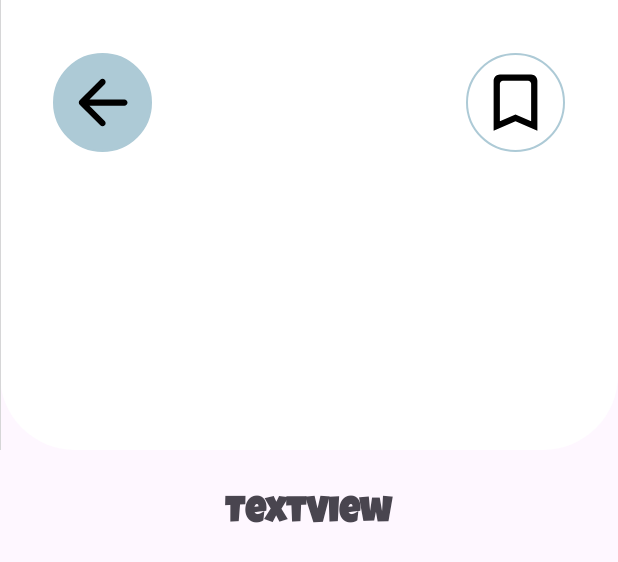
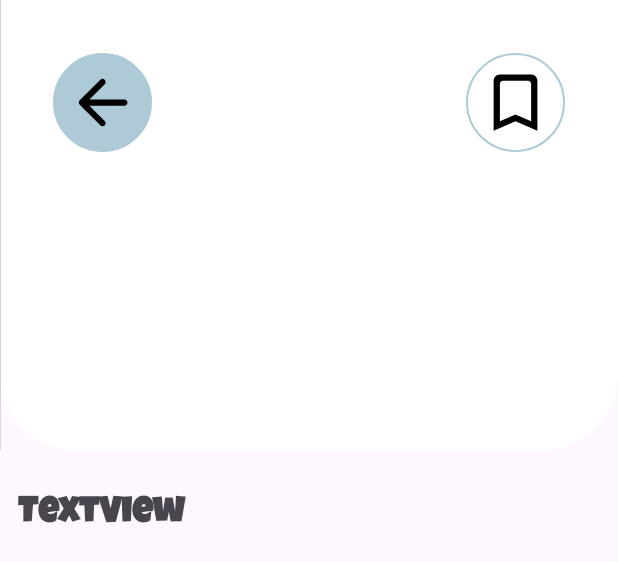
Before and after one commit to kdbrian/Recycle, an Android app: the layout fragment_view_blog_screen.xml on its own in the app's theme, with its tools: preview values and no code run, on a phone screen of 412 x 824 dp. Shown: the top 562 px of the screen. Run offline under Robolectric (Android 15) with nearby library versions, the phone set to English and light mode, and no system bars.

```diff
--- a/app/src/main/AndroidManifest.xml
+++ b/app/src/main/AndroidManifest.xml
@@ -5,6 +5,7 @@
     <uses-permission android:name="android.permission.INTERNET" />
 
     <application
+        android:name=".App"
         android:allowBackup="true"
         android:dataExtractionRules="@xml/data_extraction_rules"
         android:fullBackupContent="@xml/backup_rules"
--- a/app/src/main/java/io/github/junrdev/recycler/domain/local/repo/BlogPostCacheDao.kt
+++ b/app/src/main/java/io/github/junrdev/recycler/domain/local/repo/BlogPostCacheDao.kt
@@ -12,6 +12,9 @@ interface BlogPostCacheDao {
     @Query("SELECT * FROM blogpostitem")
     suspend fun getBlogs(): List<BlogPostItem>
 
+    @Query("SELECT * FROM blogpostitem WHERE id =:blogPostItemId LIMIT 1")
+    suspend fun getFromCacheById(blogPostItemId: String) : BlogPostItem?
+
     @Insert
     suspend fun addBlog(blogPostItem: BlogPostItem)
 
@@ -25,6 +28,8 @@ interface BlogPostCacheDao {
 
 interface BlogPostCacheRepository {
 
+    suspend fun checkInCacheById(blogPostItemId: String) : Boolean
+
     suspend fun getBlogs(): List<BlogPostItem>
 
     suspend fun addBlog(blogPostItem: BlogPostItem)
--- a/app/src/main/java/io/github/junrdev/recycler/domain/model/BlogPostItem.kt
+++ b/app/src/main/java/io/github/junrdev/recycler/domain/model/BlogPostItem.kt
@@ -3,7 +3,6 @@ package io.github.junrdev.recycler.domain.model
 import android.os.Parcelable
 import androidx.room.Entity
 import androidx.room.PrimaryKey
-import com.google.android.material.bottomsheet.BottomSheetBehavior.StableState
 import kotlinx.parcelize.Parcelize
 import java.time.LocalDateTime
 import java.util.UUID
@@ -11,7 +10,7 @@ import java.util.UUID
 
 @Entity
 @Parcelize
-data class BlogPostItem(
+open class BlogPostItem(
     @PrimaryKey val id: String = UUID.randomUUID().toString(),
     val title: String = "",
     val topic: String = "",
--- a/app/src/main/res/layout/fragment_view_blog_screen.xml
+++ b/app/src/main/res/layout/fragment_view_blog_screen.xml
@@ -1,5 +1,7 @@
 <?xml version="1.0" encoding="utf-8"?>
-<layout>
+<layout xmlns:android="http://schemas.android.com/apk/res/android"
+    xmlns:app="http://schemas.android.com/apk/res-auto"
+    xmlns:tools="http://schemas.android.com/tools">
 
     <data>
         <variable
@@ -7,9 +9,11 @@
             type="io.github.junrdev.recycler.domain.model.BlogPostItem" />
     </data>
 
-    <androidx.constraintlayout.widget.ConstraintLayout xmlns:android="http://schemas.android.com/apk/res/android"
-        xmlns:app="http://schemas.android.com/apk/res-auto"
-        xmlns:tools="http://schemas.android.com/tools"
+    <androidx.core.widget.NestedScrollView
+        android:layout_width="match_parent"
+        android:layout_height="match_parent">
+
+        <androidx.constraintlayout.widget.ConstraintLayout
             android:id="@+id/frameLayout8"
             android:layout_width="match_parent"
             android:layout_height="match_parent"
@@ -74,17 +78,19 @@
 
             <TextView
                 android:id="@+id/textView21"
-            android:layout_width="wrap_content"
+                android:layout_width="match_parent"
                 android:layout_height="wrap_content"
+                android:layout_marginStart="12dp"
                 android:layout_marginTop="24dp"
+                android:layout_marginEnd="12dp"
                 android:fontFamily="@font/luckiestguyregular"
                 android:text='@{blog.title}'
-            tools:text="TextView"
                 android:textSize="24sp"
                 android:textStyle="bold"
                 app:layout_constraintEnd_toEndOf="parent"
                 app:layout_constraintStart_toStartOf="parent"
-            app:layout_constraintTop_toBottomOf="@+id/linearLayout5" />
+                app:layout_constraintTop_toBottomOf="@+id/linearLayout5"
+                tools:text="TextView" />
 
             <TextView
                 android:id="@+id/textView22"
@@ -93,8 +99,10 @@
                 android:layout_marginStart="16dp"
                 android:layout_marginTop="16dp"
                 android:layout_marginEnd="16dp"
+                android:fontFamily="sans-serif"
                 android:text='@{blog.content}'
-            android:textAlignment="center"
+                android:textAlignment="viewStart"
+                android:textSize="18sp"
                 app:layout_constraintEnd_toEndOf="parent"
                 app:layout_constraintStart_toStartOf="parent"
                 app:layout_constraintTop_toBottomOf="@+id/textView21"
@@ -102,4 +110,5 @@
 
 
         </androidx.constraintlayout.widget.ConstraintLayout>
+    </androidx.core.widget.NestedScrollView>
 </layout>
```
Also changed, not shown: app/src/main/java/io/github/junrdev/recycler/App.kt (added, +20 -0 lines), app/src/main/java/io/github/junrdev/recycler/domain/local/repo/BlogPostRepositoryImpl.kt (added, +35 -0 lines), app/src/main/java/io/github/junrdev/recycler/features/blog/BookMarks.kt (+31 -1 lines), app/src/main/java/io/github/junrdev/recycler/features/blog/ViewBlogScreen.kt (+50 -2 lines), app/src/main/java/io/github/junrdev/recycler/ui/presentation/di/localModules.kt (added, +33 -0 lines), app/src/main/java/io/github/junrdev/recycler/ui/presentation/viewmodel/BookMarkScreenViewModel.kt (added, +60 -0 lines). Lines whose indentation alone changed are shown as unchanged.
